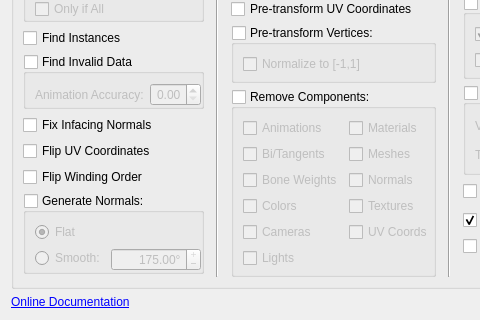
Old version of the form forms/repowidgetassimpflags.ui in the repository 3drepo/3drepogui; both pictures show x 0 to 480 and y 205 to 525 of the 676 by 525 pixel window.
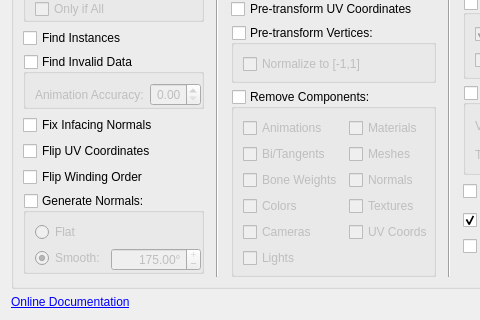
New version of the form.

Commit message: Hooked up the second column in Assimp settings widget. TODO: last column and all sub-items.

```diff
--- a/forms/repowidgetassimpflags.ui
+++ b/forms/repowidgetassimpflags.ui
@@ -283,6 +283,9 @@
               <property name="text">
                <string>Smooth:</string>
               </property>
+              <property name="checked">
+               <bool>true</bool>
+              </property>
              </widget>
             </item>
             <item row="1" column="1">
@@ -328,7 +331,7 @@
                <string>Flat</string>
               </property>
               <property name="checked">
-               <bool>true</bool>
+               <bool>false</bool>
               </property>
              </widget>
             </item>
```
Left out of the diff: 17 changed lines with no effect on the pictures. The commit also changes 3 other files.
